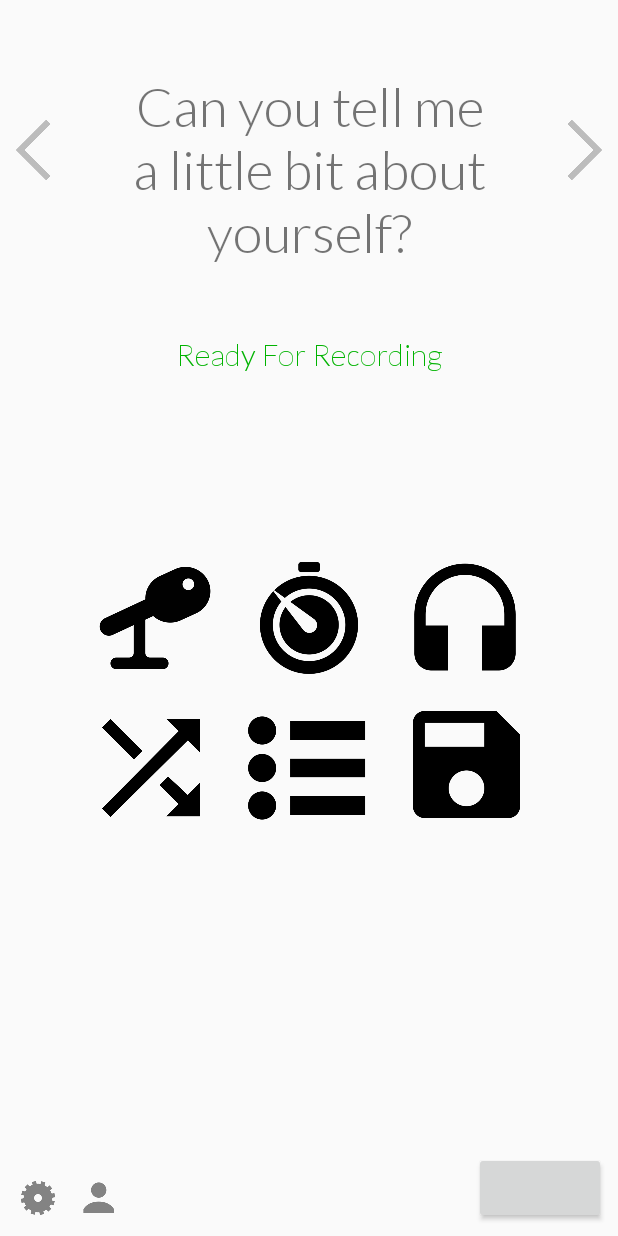
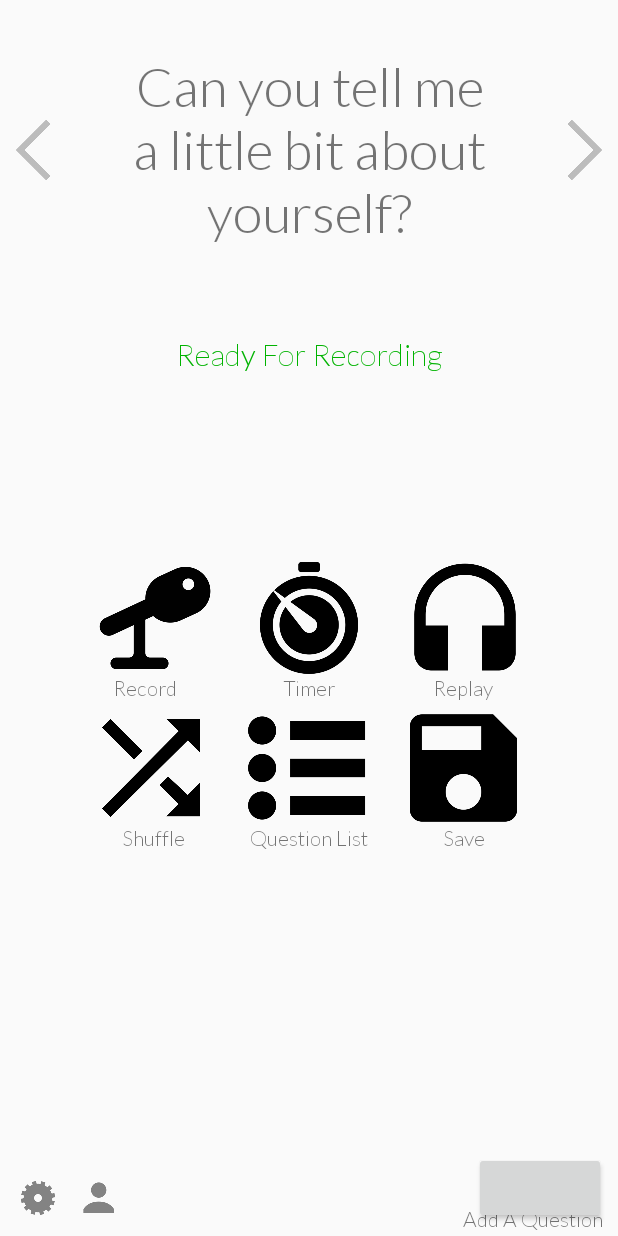
Before and after one commit to nathanliu1/SpeakingPrep, an Android app: the screen it shows after launch (MainActivity), on a phone screen of 412 x 824 dp. Run offline under Robolectric (Android 15) with nearby library versions, the phone set to English and light mode, and no system bars; libraries missing offline, so code that uses them is left out: com.software.shell; plain views replace ActionButton; 4 statements that could not run were skipped.

Commit message:
Added Noobie Tips / UI Change

```diff
--- a/app/src/main/java/ca/uwaterloo/speakingprep/MainActivityFragment.java
+++ b/app/src/main/java/ca/uwaterloo/speakingprep/MainActivityFragment.java
@@ -1,11 +1,17 @@
 package ca.uwaterloo.speakingprep;
 
+import android.app.Dialog;
+import android.graphics.Bitmap;
+import android.graphics.Canvas;
 import android.graphics.Color;
+import android.graphics.Path;
 import android.graphics.PorterDuff;
 import android.graphics.Rect;
+import android.graphics.drawable.BitmapDrawable;
 import android.media.Image;
 import android.media.MediaPlayer;
 import android.media.MediaRecorder;
+import android.nfc.Tag;
 import android.os.Environment;
 import android.support.v4.app.Fragment;
 import android.os.Bundle;
@@ -40,6 +46,7 @@ public class MainActivityFragment extends Fragment {
     private static MediaRecorder mRecorder = null;
     private MediaPlayer mPlayer = null;
     private ImageView record = null;
+    private ImageView aboutAuthor = null;
     private TextView status = null;
     private TextView question = null;
     private boolean isRecording = false;
@@ -52,13 +59,23 @@ public class MainActivityFragment extends Fragment {
     private AlphaAnimation fadeOut = new AlphaAnimation(1f,0f);
     private boolean isAnimating = false; // Check if animation is going on
     private boolean isNext = true; // Check if user wants to go to next question or previous question
+    private TextView timerTV = null;
+
     public MainActivityFragment() {
     }
 
     @Override
     public View onCreateView(LayoutInflater inflater, ViewGroup container,
                              Bundle savedInstanceState) {
-        View rootView = inflater.inflate(R.layout.fragment_main, container, false);
+        final View rootView = inflater.inflate(R.layout.fragment_main, container, false);
+
+        timerTV = (TextView)rootView.findViewById(R.id.timer_text);
+        timerTV.setOnClickListener(new View.OnClickListener(){
+            @Override
+            public void onClick(View v) {
+                Log.d(LOG_TAG,"Timer Instruction Clicked");
+            }
+        });
 
         mFileName = Environment.getExternalStorageDirectory().getAbsolutePath();
         mFileName += "/audiorecordtest.3gp";
@@ -74,6 +91,8 @@ public class MainActivityFragment extends Fragment {
         nextQuestion.setOnTouchListener(new View.OnTouchListener() {
             @Override
             public boolean onTouch(View v, MotionEvent event) {
+                // You can only change questions when you are not recording
+                if (!isRecording) {
                     switch (event.getAction()) {
                         case (MotionEvent.ACTION_DOWN):
                             nextQuestion.setImageAlpha(255);
@@ -87,6 +106,7 @@ public class MainActivityFragment extends Fragment {
                             }
                             return true;
                     }
+                }
                 return false;
             }
         });
@@ -96,6 +116,8 @@ public class MainActivityFragment extends Fragment {
         previousQuestion.setOnTouchListener(new View.OnTouchListener() {
             @Override
             public boolean onTouch(View v, MotionEvent event) {
+                // You can only change questions when you are not recording
+                if (!isRecording) {
                     switch (event.getAction()) {
                         case (MotionEvent.ACTION_DOWN):
                             previousQuestion.setImageAlpha(255);
@@ -109,6 +131,7 @@ public class MainActivityFragment extends Fragment {
                             }
                             return true;
                     }
+                }
                 return false;
             }
         });
@@ -121,6 +144,16 @@ public class MainActivityFragment extends Fragment {
             }
         });
 
+        aboutAuthor = (ImageView) rootView.findViewById(R.id.about);
+        aboutAuthor.setOnClickListener(new View.OnClickListener() {
+            @Override
+            public void onClick(View v) {
+                final Dialog dialog = new Dialog(rootView.getContext());
+                dialog.setContentView(R.layout.about_author);
+                dialog.setTitle("About Authors");
+                dialog.show();
+            }
+        });
         // Configure action button
         actionButton = (ActionButton) rootView.findViewById(R.id.action_button);
         actionButton.setImageDrawable(getResources().getDrawable(R.drawable.fab_plus_icon));
--- a/app/src/main/res/layout/fragment_main.xml
+++ b/app/src/main/res/layout/fragment_main.xml
@@ -27,10 +27,10 @@
         android:text="Can you tell me a little bit about yourself?"
         android:textSize="35dp"
         android:gravity="center"
-        android:layout_marginTop="50dp"
         android:id="@+id/question"
+        android:layout_centerHorizontal="true"
         android:layout_alignParentTop="true"
-        android:layout_centerHorizontal="true" />
+        android:layout_alignBottom="@+id/previous_question" />
 
     <ca.uwaterloo.speakingprep.CustomTextView
         android:layout_width="wrap_content"
@@ -49,6 +49,7 @@
         android:id="@+id/record"
         android:src="@drawable/record"
         android:layout_marginLeft="5dp"
+        android:layout_marginBottom="200dp"
         android:layout_centerVertical="true"
         android:layout_toStartOf="@+id/timer" />
 
@@ -65,8 +66,7 @@
         android:layout_width="wrap_content"
         android:layout_height="wrap_content"
         android:id="@+id/setting"
-        android:paddingLeft="10dp"
-        android:paddingBottom="10dp"
+        android:padding="10dp"
         android:src="@drawable/ic_setting"
         android:layout_alignParentBottom="true"
         android:layout_alignParentStart="true" />
@@ -85,6 +85,9 @@
         android:layout_width="wrap_content"
         android:layout_height="wrap_content"
         android:id="@+id/about"
+        android:paddingRight="10dp"
+        android:paddingBottom="10dp"
+        android:paddingTop="10dp"
         android:src="@drawable/ic_about"
         android:layout_alignTop="@+id/setting"
         android:layout_alignStart="@+id/record" />
@@ -103,8 +106,9 @@
         android:id="@+id/save"
         android:layout_marginRight="5dp"
         android:src="@drawable/save"
-        android:layout_below="@+id/timer"
-        android:layout_alignEnd="@+id/replay" />
+        android:layout_below="@+id/replay"
+        android:layout_alignBottom="@+id/question_list"
+        android:layout_toStartOf="@+id/next_question" />
 
     <ImageView
         android:layout_width="100dp"
@@ -124,4 +128,69 @@
         android:layout_marginRight="@dimen/fab_margin"
         android:layout_marginBottom="@dimen/fab_margin" />
 
+    <ca.uwaterloo.speakingprep.CustomTextView
+        android:layout_width="wrap_content"
+        android:layout_height="wrap_content"
+        android:text="Shuffle"
+        android:id="@+id/shuffle_text"
+        android:layout_marginRight="10dp"
+        android:layout_marginBottom="-5dp"
+        android:layout_alignBottom="@+id/question_list"
+        android:layout_alignEnd="@+id/shuffle" />
+
+    <ca.uwaterloo.speakingprep.CustomTextView
+        android:layout_width="wrap_content"
+        android:layout_height="wrap_content"
+        android:text="Save"
+        android:id="@+id/save_text"
+        android:layout_marginRight="5dp"
+        android:layout_alignEnd="@+id/replay_text"
+        android:layout_alignBottom="@+id/shuffle_text" />
+
+    <ca.uwaterloo.speakingprep.CustomTextView
+        android:layout_width="wrap_content"
+        android:layout_height="wrap_content"
+        android:text="Question List"
+        android:id="@+id/question_list_text"
+        android:layout_alignBottom="@+id/shuffle_text"
+        android:layout_centerHorizontal="true" />
+
+    <ca.uwaterloo.speakingprep.CustomTextView
+        android:layout_width="wrap_content"
+        android:layout_height="wrap_content"
+        android:text="Record"
+        android:id="@+id/record_text"
+        android:layout_marginBottom="-5dp"
+        android:layout_above="@+id/shuffle"
+        android:layout_marginLeft="75dp"/>
+
+    <ca.uwaterloo.speakingprep.CustomTextView
+        android:layout_width="wrap_content"
+        android:layout_height="wrap_content"
+        android:text="Timer"
+        android:id="@+id/timer_text"
+        android:layout_above="@+id/question_list"
+        android:layout_alignBottom="@+id/record_text"
+        android:layout_centerHorizontal="true" />
+
+    <ca.uwaterloo.speakingprep.CustomTextView
+        android:layout_width="wrap_content"
+        android:layout_height="wrap_content"
+        android:text="Replay"
+        android:layout_marginRight="35dp"
+        android:layout_marginTop="5dp"
+        android:id="@+id/replay_text"
+        android:layout_alignBottom="@+id/record_text"
+        android:layout_alignEnd="@+id/replay" />
+
+    <ca.uwaterloo.speakingprep.CustomTextView
+        android:layout_width="wrap_content"
+        android:layout_height="wrap_content"
+        android:text="Add A Question"
+        android:id="@+id/add_a_question_text"
+        android:layout_marginRight="10dp"
+        android:layout_marginBottom="-5dp"
+        android:layout_alignBottom="@+id/action_button"
+        android:layout_alignParentEnd="true" />
+
 </RelativeLayout>
```
Also changed, not shown: app/src/main/res/layout/about_author.xml (added, +60 -0 lines), app/src/main/res/drawable/ernest.png (added), app/src/main/res/drawable/haven.png (added), app/src/main/res/drawable/nathan.png (added). Lines whose indentation alone changed are shown as unchanged.
